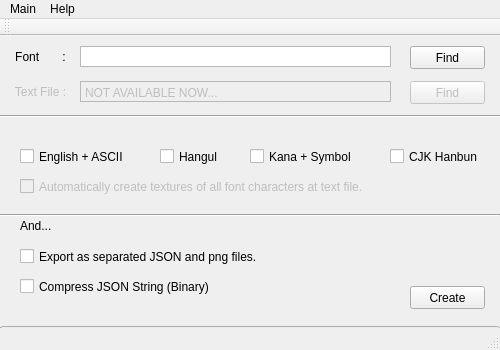
liliilli/DianYing, file DyFontAtlasGenerator/DyFontAtlasGenerator.ui: the form before one commit.
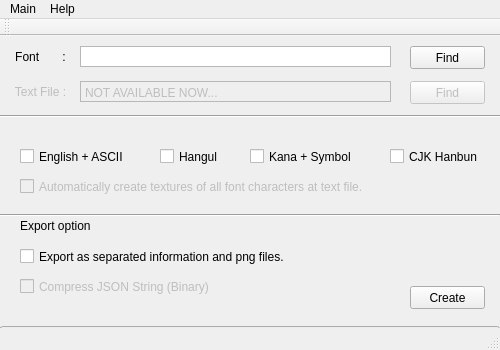
The form after the commit.

Commit message: [Add][Side] DyFontGenerator feature add for exporting total binary file.

Diff of the .ui file:
```diff
--- a/DyFontAtlasGenerator/DyFontAtlasGenerator.ui
+++ b/DyFontAtlasGenerator/DyFontAtlasGenerator.ui
@@ -236,7 +236,7 @@
      </rect>
     </property>
     <property name="text">
-     <string>And...</string>
+     <string>Export option</string>
     </property>
     <property name="margin">
      <number>0</number>
@@ -255,7 +255,7 @@
      </rect>
     </property>
     <property name="text">
-     <string>Export as separated JSON and png files.</string>
+     <string>Export as separated information and png files.</string>
     </property>
    </widget>
    <widget class="QPushButton" name="BT_Create">
@@ -285,6 +285,9 @@
     </property>
    </widget>
    <widget class="QCheckBox" name="CB_OptionCompressJson">
+    <property name="enabled">
+     <bool>false</bool>
+    </property>
     <property name="geometry">
      <rect>
       <x>20</x>
```
The commit also changes 9 other files.
